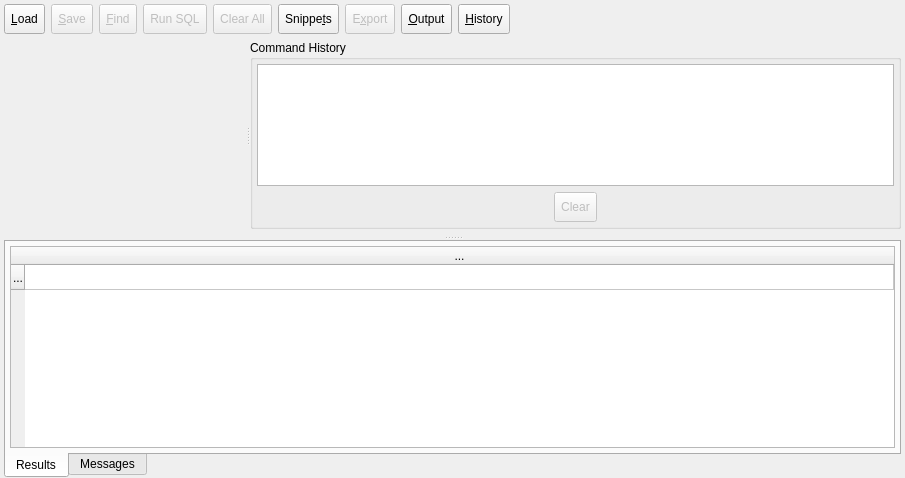
First picture: the form in libpgmodeler_ui/ui/sqlexecutionwidget.ui, repository pgmodeler/pgmodeler, before the edit.
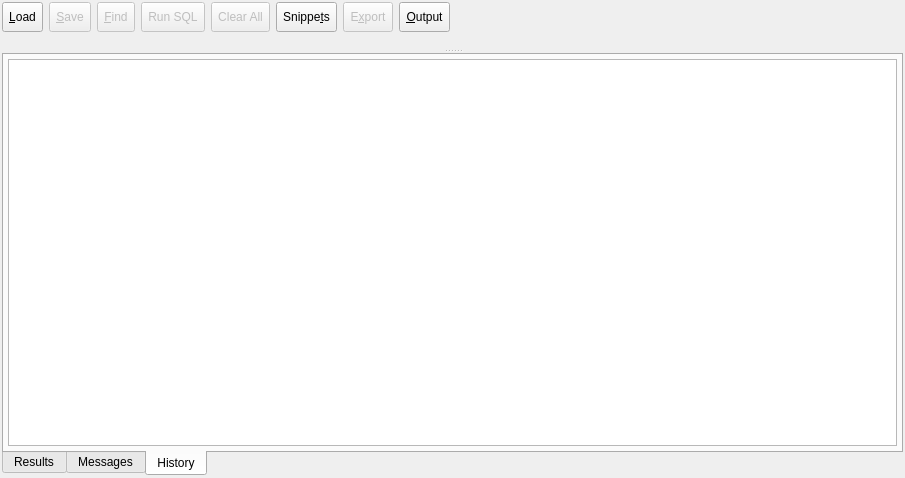
Second picture: the form after the edit. The open tabs and pages were chosen to show the change. Icons and pictures are not drawn.

Commit message: Added the ability to clear and copy text from history to the sql command input field using middle mouse button.

Diff of the .ui file:
```diff
--- a/libpgmodeler_ui/ui/sqlexecutionwidget.ui
+++ b/libpgmodeler_ui/ui/sqlexecutionwidget.ui
@@ -21,34 +21,18 @@
   </property>
   <layout class="QGridLayout" name="gridLayout">
    <property name="leftMargin">
-    <number>4</number>
+    <number>2</number>
    </property>
    <property name="topMargin">
-    <number>4</number>
+    <number>2</number>
    </property>
    <property name="rightMargin">
-    <number>4</number>
+    <number>2</number>
    </property>
    <property name="bottomMargin">
-    <number>0</number>
+    <number>2</number>
    </property>
    <item row="0" column="0">
-    <widget class="QSplitter" name="v_splitter">
-     <property name="orientation">
-      <enum>Qt::Vertical</enum>
-     </property>
-     <property name="handleWidth">
-      <number>5</number>
-     </property>
-     <property name="childrenCollapsible">
-      <bool>false</bool>
-     </property>
-     <widget class="QWidget" name="layoutWidget">
-      <layout class="QVBoxLayout" name="verticalLayout_3">
-       <property name="spacing">
-        <number>6</number>
-       </property>
-       <item>
         <layout class="QHBoxLayout" name="horizontalLayout">
          <item>
           <widget class="QToolButton" name="load_tb">
@@ -378,47 +362,6 @@
            </property>
           </widget>
          </item>
-         <item>
-          <widget class="QToolButton" name="history_tb">
-           <property name="enabled">
-            <bool>true</bool>
-           </property>
-           <property name="minimumSize">
-            <size>
-             <width>0</width>
-             <height>30</height>
-            </size>
-           </property>
-           <property name="toolTip">
-            <string>Shows the command history</string>
-           </property>
-           <property name="text">
-            <string>&amp;History</string>
-           </property>
-           <property name="icon">
-            <iconset resource="../res/resources.qrc">
-             <normaloff>:/icones/icones/visaolista.png</normaloff>:/icones/icones/visaolista.png</iconset>
-           </property>
-           <property name="iconSize">
-            <size>
-             <width>22</width>
-             <height>22</height>
-            </size>
-           </property>
-           <property name="shortcut">
-            <string>Alt+H</string>
-           </property>
-           <property name="checkable">
-            <bool>true</bool>
-           </property>
-           <property name="checked">
-            <bool>false</bool>
-           </property>
-           <property name="toolButtonStyle">
-            <enum>Qt::ToolButtonTextBesideIcon</enum>
-           </property>
-          </widget>
-         </item>
          <item>
           <spacer name="horizontalSpacer">
            <property name="orientation">
@@ -488,118 +431,21 @@
          </item>
         </layout>
        </item>
-       <item>
-        <widget class="QSplitter" name="h_splitter1">
-         <property name="orientation">
-          <enum>Qt::Horizontal</enum>
-         </property>
-         <property name="handleWidth">
-          <number>5</number>
-         </property>
-         <property name="childrenCollapsible">
-          <bool>false</bool>
-         </property>
-         <widget class="QWidget" name="sql_cmd_wgt" native="true">
-          <property name="enabled">
-           <bool>true</bool>
-          </property>
-         </widget>
-         <widget class="QGroupBox" name="cmd_history_gb">
-          <property name="sizePolicy">
-           <sizepolicy hsizetype="Preferred" vsizetype="Expanding">
-            <horstretch>0</horstretch>
-            <verstretch>0</verstretch>
-           </sizepolicy>
-          </property>
-          <property name="title">
-           <string>Command History</string>
-          </property>
-          <layout class="QGridLayout" name="gridLayout_7">
-           <property name="leftMargin">
-            <number>4</number>
-           </property>
-           <property name="topMargin">
-            <number>4</number>
-           </property>
-           <property name="rightMargin">
-            <number>4</number>
-           </property>
-           <property name="bottomMargin">
-            <number>4</number>
-           </property>
            <item row="1" column="0">
-            <spacer name="horizontalSpacer_7">
+    <widget class="QSplitter" name="v_splitter">
              <property name="orientation">
-              <enum>Qt::Horizontal</enum>
-             </property>
-             <property name="sizeHint" stdset="0">
-              <size>
-               <width>40</width>
-               <height>20</height>
-              </size>
-             </property>
-            </spacer>
-           </item>
-           <item row="1" column="1">
-            <widget class="QToolButton" name="clear_history_btn">
-             <property name="enabled">
+      <enum>Qt::Vertical</enum>
+     </property>
+     <property name="childrenCollapsible">
               <bool>false</bool>
              </property>
-             <property name="minimumSize">
-              <size>
-               <width>0</width>
-               <height>30</height>
-              </size>
-             </property>
-             <property name="toolTip">
-              <string>Clear sql input field and results.</string>
-             </property>
-             <property name="text">
-              <string>Clear</string>
-             </property>
-             <property name="icon">
-              <iconset resource="../res/resources.qrc">
-               <normaloff>:/icones/icones/limpartexto.png</normaloff>:/icones/icones/limpartexto.png</iconset>
-             </property>
-             <property name="iconSize">
-              <size>
-               <width>22</width>
-               <height>22</height>
-              </size>
-             </property>
-             <property name="toolButtonStyle">
-              <enum>Qt::ToolButtonTextBesideIcon</enum>
-             </property>
-            </widget>
-           </item>
-           <item row="1" column="2">
-            <spacer name="horizontalSpacer_8">
-             <property name="orientation">
-              <enum>Qt::Horizontal</enum>
-             </property>
-             <property name="sizeHint" stdset="0">
-              <size>
-               <width>40</width>
-               <height>20</height>
-              </size>
-             </property>
-            </spacer>
-           </item>
-           <item row="0" column="0" colspan="3">
-            <widget class="QListWidget" name="cmd_history_lst">
-             <property name="editTriggers">
-              <set>QAbstractItemView::NoEditTriggers</set>
-             </property>
-             <property name="alternatingRowColors">
+     <widget class="QWidget" name="">
+      <layout class="QVBoxLayout" name="verticalLayout_2">
+       <item>
+        <widget class="QWidget" name="sql_cmd_wgt" native="true">
+         <property name="enabled">
               <bool>true</bool>
              </property>
-             <property name="uniformItemSizes">
-              <bool>true</bool>
-             </property>
-            </widget>
-           </item>
-          </layout>
-         </widget>
         </widget>
        </item>
        <item>
@@ -800,6 +646,32 @@
               </item>
              </layout>
             </widget>
+            <widget class="QWidget" name="tab_3">
+             <attribute name="title">
+              <string>History</string>
+             </attribute>
+             <layout class="QGridLayout" name="gridLayout_6">
+              <property name="leftMargin">
+               <number>4</number>
+              </property>
+              <property name="topMargin">
+               <number>4</number>
+              </property>
+              <property name="rightMargin">
+               <number>4</number>
+              </property>
+              <property name="bottomMargin">
+               <number>4</number>
+              </property>
+              <item row="0" column="0">
+               <widget class="QPlainTextEdit" name="cmd_history_txt">
+                <property name="readOnly">
+                 <bool>true</bool>
+                </property>
+               </widget>
+              </item>
+             </layout>
+            </widget>
            </widget>
           </item>
          </layout>
```
Lines whose indentation alone changed are shown as unchanged. The commit also changes 2 other files.
